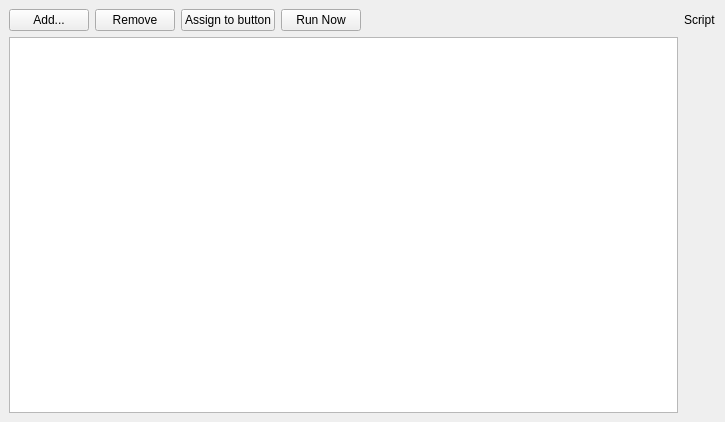
SCIInstitute/SCIRun, file src/Interface/Application/MacroEditor.ui: the form before one commit.
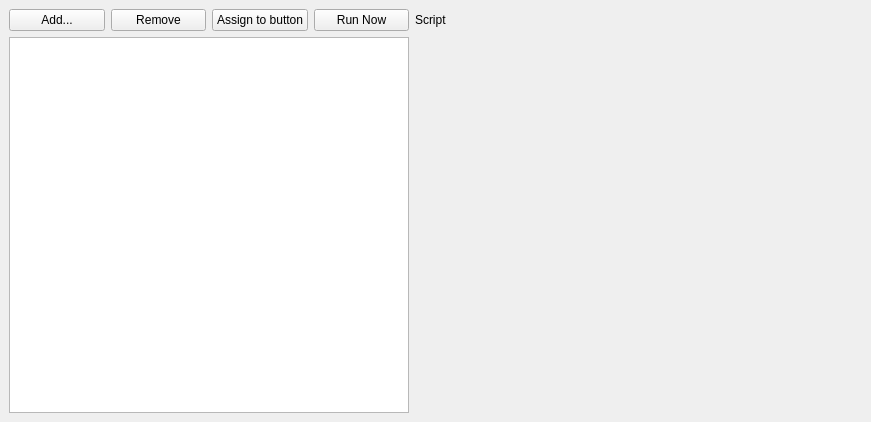
The form after the commit.

Commit message: Working on macro running

Patch:
```diff
--- a/src/Interface/Application/MacroEditor.ui
+++ b/src/Interface/Application/MacroEditor.ui
@@ -6,13 +6,13 @@
    <rect>
     <x>0</x>
     <y>0</y>
-    <width>725</width>
+    <width>871</width>
     <height>422</height>
    </rect>
   </property>
   <property name="minimumSize">
    <size>
-    <width>725</width>
+    <width>800</width>
     <height>422</height>
    </size>
   </property>
@@ -23,18 +23,12 @@
    <layout class="QGridLayout" name="gridLayout_2">
     <item row="0" column="0">
      <layout class="QGridLayout" name="gridLayout">
-      <item row="0" column="4">
-       <spacer name="horizontalSpacer">
-        <property name="orientation">
-         <enum>Qt::Horizontal</enum>
+      <item row="0" column="3">
+       <widget class="QPushButton" name="runNowPushButton_">
+        <property name="text">
+         <string>Run Now</string>
         </property>
-        <property name="sizeHint" stdset="0">
-         <size>
-          <width>40</width>
-          <height>20</height>
-         </size>
-        </property>
-       </spacer>
+       </widget>
       </item>
       <item row="0" column="2">
        <widget class="QPushButton" name="assignToButtonPushButton_">
@@ -63,13 +57,6 @@
         </property>
        </widget>
       </item>
-      <item row="0" column="3">
-       <widget class="QPushButton" name="runNowPushButton_">
-        <property name="text">
-         <string>Run Now</string>
-        </property>
-       </widget>
-      </item>
      </layout>
     </item>
     <item row="0" column="1">
@@ -81,14 +68,26 @@
     </item>
     <item row="1" column="0">
      <widget class="QListWidget" name="macroListWidget_">
+      <property name="maximumSize">
+       <size>
+        <width>400</width>
+        <height>16777215</height>
+       </size>
+      </property>
+      <property name="showDropIndicator" stdset="0">
+       <bool>false</bool>
+      </property>
       <property name="dragEnabled">
-       <bool>true</bool>
+       <bool>false</bool>
       </property>
       <property name="dragDropMode">
-       <enum>QAbstractItemView::InternalMove</enum>
+       <enum>QAbstractItemView::NoDragDrop</enum>
       </property>
       <property name="defaultDropAction">
-       <enum>Qt::MoveAction</enum>
+       <enum>Qt::IgnoreAction</enum>
+      </property>
+      <property name="alternatingRowColors">
+       <bool>false</bool>
       </property>
      </widget>
     </item>
```
The commit also changes 6 other files.
